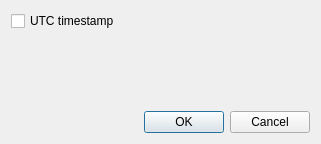
Qt form plotjuggler_plugins/DataLoadSBG/dataload_sbg.ui (bimbert/PlotJuggler) before a commit.
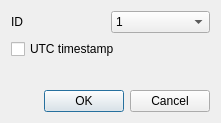
The same form after that commit.

Commit message: sbg source id

The edit to the form file:
```diff
--- a/plotjuggler_plugins/DataLoadSBG/dataload_sbg.ui
+++ b/plotjuggler_plugins/DataLoadSBG/dataload_sbg.ui
@@ -6,8 +6,8 @@
    <rect>
     <x>0</x>
     <y>0</y>
-    <width>321</width>
-    <height>144</height>
+    <width>221</width>
+    <height>123</height>
    </rect>
   </property>
   <property name="windowTitle">
@@ -16,6 +16,53 @@
   <layout class="QVBoxLayout" name="verticalLayoutDialog">
    <item>
     <layout class="QVBoxLayout" name="verticalLayout">
+     <item>
+      <widget class="QWidget" name="widget" native="true">
+       <layout class="QHBoxLayout" name="horizontalLayout">
+        <property name="spacing">
+         <number>0</number>
+        </property>
+        <property name="leftMargin">
+         <number>0</number>
+        </property>
+        <property name="topMargin">
+         <number>0</number>
+        </property>
+        <property name="rightMargin">
+         <number>0</number>
+        </property>
+        <property name="bottomMargin">
+         <number>0</number>
+        </property>
+        <item>
+         <widget class="QLabel" name="label">
+          <property name="text">
+           <string>ID</string>
+          </property>
+         </widget>
+        </item>
+        <item>
+         <widget class="QComboBox" name="sourceIdComboBox">
+          <item>
+           <property name="text">
+            <string>1</string>
+           </property>
+          </item>
+          <item>
+           <property name="text">
+            <string>2</string>
+           </property>
+          </item>
+          <item>
+           <property name="text">
+            <string>3</string>
+           </property>
+          </item>
+         </widget>
+        </item>
+       </layout>
+      </widget>
+     </item>
      <item>
       <widget class="QCheckBox" name="utcTimestampCheckBox">
        <property name="text">
```
Left out of the diff: 41 changed lines with no effect on the pictures. The commit also changes 2 other files.
